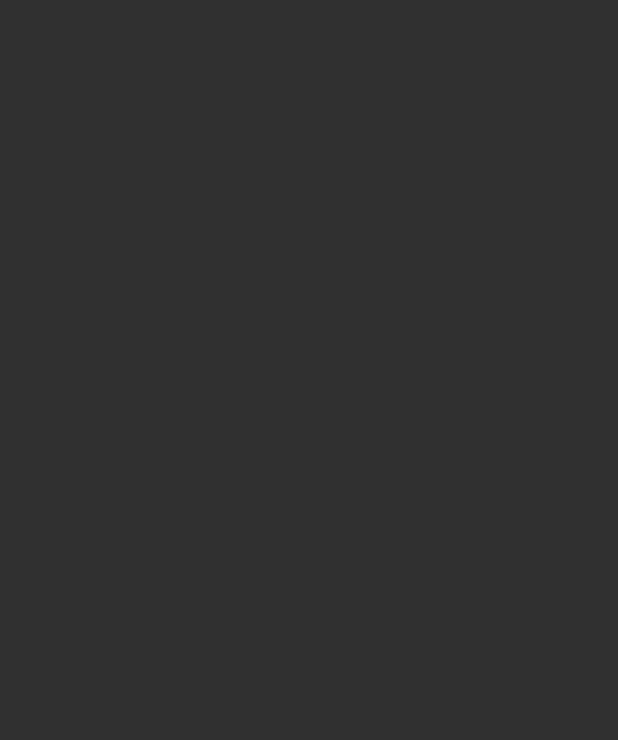
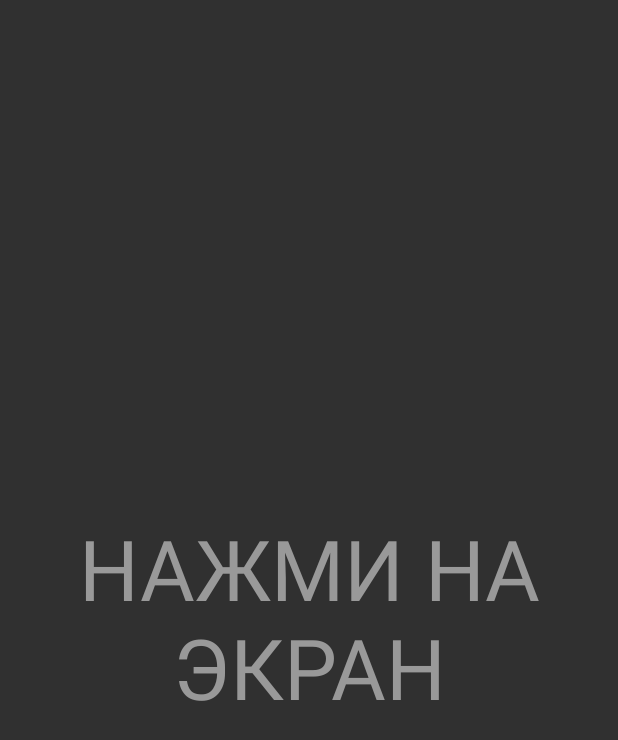
Before and after one commit to 24nch3z/MovingCar, an Android app: the screen it shows after launch (MainActivity), on a phone screen of 412 x 824 dp. Before the commit the part shown is empty. Shown: the top 740 px of the screen. Run offline under Robolectric (Android 15) with nearby library versions, the phone set to English and light mode, and no system bars.

Commit message:
Добавил подсказку

```diff
--- a/app/src/main/java/ru/s4nchez/movingcar/MainActivity.kt
+++ b/app/src/main/java/ru/s4nchez/movingcar/MainActivity.kt
@@ -2,11 +2,18 @@ package ru.s4nchez.movingcar
 
 import android.os.Bundle
 import androidx.appcompat.app.AppCompatActivity
+import kotlinx.android.synthetic.main.activity_main.*
 
 class MainActivity : AppCompatActivity() {
 
     override fun onCreate(savedInstanceState: Bundle?) {
         super.onCreate(savedInstanceState)
         setContentView(R.layout.activity_main)
+        car_view.setOnClickListener {
+            hint_view.animate()
+                    .setDuration(2000L)
+                    .alpha(0.0f)
+                    .start()
+        }
     }
 }
--- a/app/src/main/res/layout/activity_main.xml
+++ b/app/src/main/res/layout/activity_main.xml
@@ -1,5 +1,6 @@
 <?xml version="1.0" encoding="utf-8"?>
 <FrameLayout xmlns:android="http://schemas.android.com/apk/res/android"
+    xmlns:tools="http://schemas.android.com/tools"
     android:layout_width="match_parent"
     android:layout_height="match_parent">
 
@@ -8,4 +9,16 @@
         android:layout_width="match_parent"
         android:layout_height="match_parent" />
 
+    <TextView
+        android:id="@+id/hint_view"
+        android:layout_width="match_parent"
+        android:layout_height="match_parent"
+        android:clickable="false"
+        android:gravity="center"
+        android:text="Нажми на экран"
+        android:textAllCaps="true"
+        android:textColor="#999"
+        android:textSize="56dp"
+        tools:ignore="HardcodedText,SpUsage" />
+
 </FrameLayout>
```
